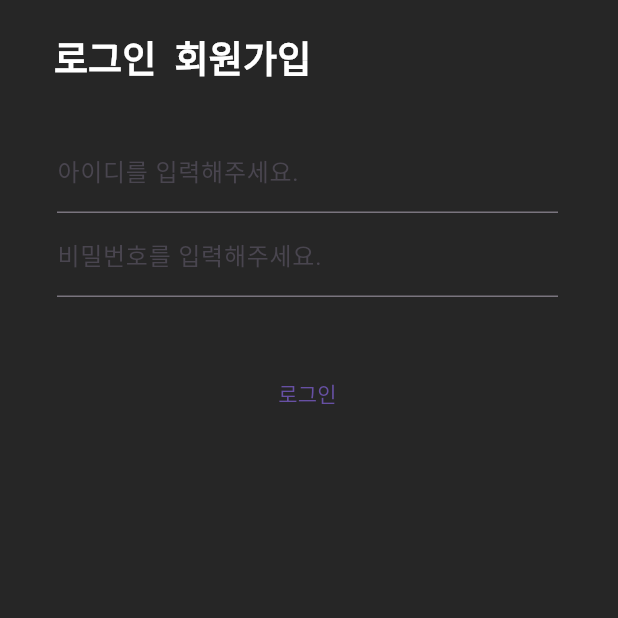
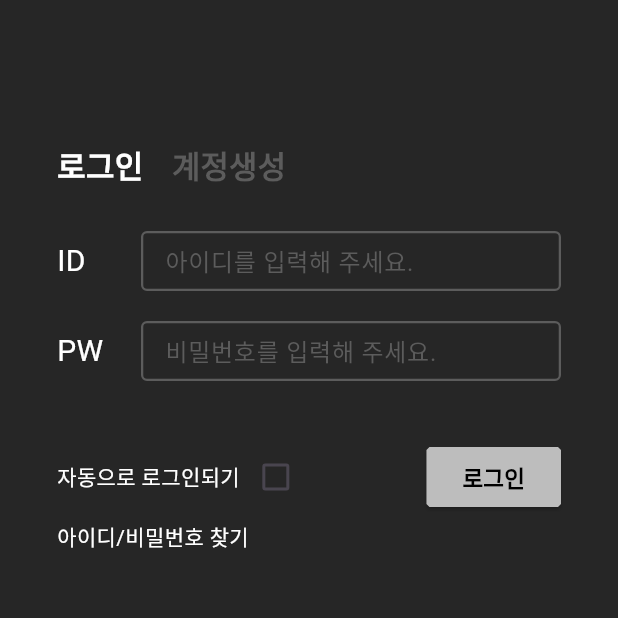
Before and after one commit to wa-plan/domino-front-end, a Flutter app: the screen it shows after launch, on a phone screen of 412 x 824 dp, the top half of it. Run offline on Flutter 3.47's test engine with Material 3 defaults, Android fonts, the phone set to English and light mode, and no system bars; our stand-ins replace dio, fluttertoast, shared_preferences, table_calendar.

Commit message:
login GUI 수정

```diff
--- a/lib/screens/LR/login.dart
+++ b/lib/screens/LR/login.dart
@@ -4,7 +4,7 @@ import 'dart:convert';
 import 'package:fluttertoast/fluttertoast.dart';
 import 'package:shared_preferences/shared_preferences.dart';
 import 'package:domino/screens/LR/member_register_page.dart';
-import 'package:domino/main.dart'; // MyApp 클래스의 경로를 맞게 수정하세요
+import 'package:domino/main.dart';
 
 class LoginScreen extends StatefulWidget {
   const LoginScreen({super.key});
@@ -101,19 +101,24 @@ class _LoginScreenState extends State<LoginScreen> {
       appBar: AppBar(
         automaticallyImplyLeading: false,
         backgroundColor: const Color(0xff262626),
-        title: Padding(
-          padding: const EdgeInsets.fromLTRB(20.0, 20.0, 20.0, 0.0),
-          child: Row(
+      ),
+      body: Padding(
+        padding: const EdgeInsets.fromLTRB(38.0, 30.0, 38.0, 0.0),
+        child: Column(
+          children: [
+            Row(
               children: [
                 Text(
                   '로그인',
                   style: TextStyle(
                     color: Colors.white,
-                  fontSize: MediaQuery.of(context).size.width * 0.06,
+                    fontSize: MediaQuery.of(context).size.width * 0.05,
                     fontWeight: FontWeight.w600,
                   ),
                 ),
-              TextButton(
+                Container(
+                    padding: const EdgeInsets.fromLTRB(7, 0, 0, 0),
+                    child: TextButton(
                       onPressed: () {
                         Navigator.push(
                           context,
@@ -123,39 +128,142 @@ class _LoginScreenState extends State<LoginScreen> {
                         );
                       },
                       child: Text(
-                  '회원가입',
+                        '계정생성',
                         style: TextStyle(
-                    color: Colors.white,
-                    fontSize: MediaQuery.of(context).size.width * 0.06,
+                          color: const Color(0xff5C5C5C),
+                          fontSize: MediaQuery.of(context).size.width * 0.05,
                           fontWeight: FontWeight.w600,
                         ),
                       ),
-              ),
+                    )),
               ],
             ),
+            const SizedBox(height: 20.0),
+            Row(mainAxisAlignment: MainAxisAlignment.spaceBetween, children: [
+              const Text(
+                'ID',
+                style: TextStyle(
+                  color: Colors.white,
+                  fontSize: 20,
                 ),
               ),
-      body: Padding(
-        padding: const EdgeInsets.fromLTRB(38.0, 30.0, 40.0, 0.0),
-        child: Column(
+              SizedBox(
+                  height: 40,
+                  width: 280,
+                  child: TextField(
+                    controller: controller,
+                    decoration: InputDecoration(
+                        labelText: '아이디를 입력해 주세요.',
+                        labelStyle: const TextStyle(color: Color(0xff5C5C5C)),
+                        enabledBorder: OutlineInputBorder(
+                            borderRadius: BorderRadius.circular(4),
+                            borderSide: const BorderSide(
+                              color: Color(0xff5C5C5C),
+                              width: 1.5,
+                            ))),
+                  ))
+            ]),
+            const SizedBox(height: 20.0),
+            Row(mainAxisAlignment: MainAxisAlignment.spaceBetween, children: [
+              const Text(
+                'PW',
+                style: TextStyle(
+                  color: Colors.white,
+                  fontSize: 20,
+                ),
+              ),
+              SizedBox(
+                  height: 40,
+                  width: 280,
+                  child: TextField(
+                    controller: controller2,
+                    decoration: InputDecoration(
+                        labelText: '비밀번호를 입력해 주세요.',
+                        labelStyle: const TextStyle(color: Color(0xff5C5C5C)),
+                        enabledBorder: OutlineInputBorder(
+                            borderRadius: BorderRadius.circular(4),
+                            borderSide: const BorderSide(
+                              color: Color(0xff5C5C5C),
+                              width: 1.5,
+                            ))),
+                    obscureText: true,
+                  ))
+            ]),
+            const SizedBox(height: 40.0),
+            Row(
+                mainAxisAlignment: MainAxisAlignment.spaceBetween,
+                crossAxisAlignment: CrossAxisAlignment.start,
                 children: [
-            TextField(
-              controller: controller,
-              decoration: const InputDecoration(labelText: '아이디를 입력해주세요.'),
+                  const Column(
+                      crossAxisAlignment: CrossAxisAlignment.start,
+                      children: [
+                        Row(children: [
+
+                          Text(
+                            '자동으로 로그인되기',
+                            style: TextStyle(
+                              color: Colors.white,
+                              fontSize: 14,
                             ),
-            TextField(
-              controller: controller2,
-              decoration: const InputDecoration(labelText: '비밀번호를 입력해주세요.'),
-              obscureText: true,
                           ),
-            const SizedBox(height: 40.0),
-            TextButton(
+                          MyCheckBox(),
+                        ]),
+
+                        SizedBox(height: 5.0),
+                        Text(
+                          '아이디/비밀번호 찾기',
+                          style: TextStyle(
+                            color: Colors.white,
+                            fontSize: 14,
+                          ),
+                        )
+                      ]),
+                  ElevatedButton(
                     onPressed: _login,
-              child: const Text('로그인'),
+                    style: ElevatedButton.styleFrom(
+                        backgroundColor: const Color(0xffBDBDBD),
+                        shape: BeveledRectangleBorder(
+                            borderRadius: BorderRadius.circular(2))),
+                    child: const Text(
+                      '로그인',
+                      style: TextStyle(
+                        color: Colors.black,
+                        fontWeight: FontWeight.bold,
+                        fontSize: 15,
                       ),
+                    ),
+                  )
+                ]),
           ],
         ),
       ),
     );
   }
 }
+
+class MyCheckBox extends StatefulWidget {
+  const MyCheckBox({super.key});
+
+  @override
+  _MyCheckBoxState createState() => _MyCheckBoxState();
+}
+
+class _MyCheckBoxState extends State<MyCheckBox> {
+  bool _isCheck = false;
+
+  List<String> checkList = [];
+
+  @override
+  Widget build(BuildContext context) {
+    return Checkbox(
+      value: _isCheck,
+      activeColor: const Color(0xffFCFF62),
+      checkColor: Colors.black,
+      onChanged: (value) {
+        setState(() {
+          _isCheck = value!;
+        });
+      },
+    );
+  }
+}
--- a/lib/screens/ST/change_password.dart
+++ b/lib/screens/ST/change_password.dart
@@ -276,12 +276,12 @@ class _ChangePasswordState extends State<ChangePassword> {
                       }
                     },
                     style: ButtonStyle(
-                      shape: WidgetStateProperty.all<RoundedRectangleBorder>(
+                      shape: MaterialStateProperty.all<RoundedRectangleBorder>(
                         const RoundedRectangleBorder(
                           borderRadius: BorderRadius.all(Radius.circular(8)),
                         ),
                       ),
-                      backgroundColor: WidgetStateProperty.all(Colors.black),
+                      backgroundColor: MaterialStateProperty.all(Colors.black),
                     ),
                     child: const Text('비밀번호 변경하기',
                         style: TextStyle(
--- a/lib/widgets/TD/edit_repeat_settings.dart
+++ b/lib/widgets/TD/edit_repeat_settings.dart
@@ -37,7 +37,7 @@ class EditRepeatSettingsState extends State<EditRepeatSettings> {
         Row(
           children: <Widget>[
             Checkbox(
-              side: WidgetStateBorderSide.resolveWith((states) =>
+              side: MaterialStateBorderSide.resolveWith((states) =>
                   const BorderSide(
                       width: 1.5, color: Colors.white)), //체크박스 테두리의 두께와 색깔 지정
               activeColor: const Color(0xff262626),
@@ -58,7 +58,7 @@ class EditRepeatSettingsState extends State<EditRepeatSettings> {
               style: TextStyle(color: Colors.white),
             ),
             Checkbox(
-              side: WidgetStateBorderSide.resolveWith((states) =>
+              side: MaterialStateBorderSide.resolveWith((states) =>
                   const BorderSide(
                       width: 1.5, color: Colors.white)), //체크박스 테두리의 두께와 색깔 지정
               activeColor: const Color(0xff262626),
@@ -79,7 +79,7 @@ class EditRepeatSettingsState extends State<EditRepeatSettings> {
               style: TextStyle(color: Colors.white),
             ),
             Checkbox(
-              side: WidgetStateBorderSide.resolveWith((states) =>
+              side: MaterialStateBorderSide.resolveWith((states) =>
                   const BorderSide(
                       width: 1.5, color: Colors.white)), //체크박스 테두리의 두께와 색깔 지정
               activeColor: const Color(0xff262626),
@@ -100,7 +100,7 @@ class EditRepeatSettingsState extends State<EditRepeatSettings> {
               style: TextStyle(color: Colors.white),
             ),
             Checkbox(
-              side: WidgetStateBorderSide.resolveWith((states) =>
+              side: MaterialStateBorderSide.resolveWith((states) =>
                   const BorderSide(
                       width: 1.5, color: Colors.white)), //체크박스 테두리의 두께와 색깔 지정
               activeColor: const Color(0xff262626),
--- a/lib/widgets/TD/repeat_settings.dart
+++ b/lib/widgets/TD/repeat_settings.dart
@@ -24,7 +24,7 @@ class RepeatSettingsState extends State<RepeatSettings> {
         Row(
           children: <Widget>[
             Checkbox(
-              side: WidgetStateBorderSide.resolveWith((states) =>
+              side: MaterialStateBorderSide.resolveWith((states) =>
                   const BorderSide(
                       width: 1.5, color: Colors.white)), //체크박스 테두리의 두께와 색깔 지정
               activeColor: const Color(0xff262626),
@@ -45,7 +45,7 @@ class RepeatSettingsState extends State<RepeatSettings> {
               style: TextStyle(color: Colors.white),
             ),
             Checkbox(
-              side: WidgetStateBorderSide.resolveWith((states) =>
+              side: MaterialStateBorderSide.resolveWith((states) =>
                   const BorderSide(
                       width: 1.5, color: Colors.white)), //체크박스 테두리의 두께와 색깔 지정
               activeColor: const Color(0xff262626),
@@ -66,7 +66,7 @@ class RepeatSettingsState extends State<RepeatSettings> {
               style: TextStyle(color: Colors.white),
             ),
             Checkbox(
-              side: WidgetStateBorderSide.resolveWith((states) =>
+              side: MaterialStateBorderSide.resolveWith((states) =>
                   const BorderSide(
                       width: 1.5, color: Colors.white)), //체크박스 테두리의 두께와 색깔 지정
               activeColor: const Color(0xff262626),
@@ -87,7 +87,7 @@ class RepeatSettingsState extends State<RepeatSettings> {
               style: TextStyle(color: Colors.white),
             ),
             Checkbox(
-              side: WidgetStateBorderSide.resolveWith((states) =>
+              side: MaterialStateBorderSide.resolveWith((states) =>
                   const BorderSide(
                       width: 1.5, color: Colors.white)), //체크박스 테두리의 두께와 색깔 지정
               activeColor: const Color(0xff262626),
--- a/lib/widgets/popup.dart
+++ b/lib/widgets/popup.dart
@@ -29,8 +29,8 @@ class PopupDialog extends StatelessWidget {
         TextButton(
           onPressed: onDelete ?? () => Navigator.of(context).pop(),
           style: ButtonStyle(
-            backgroundColor: WidgetStateProperty.all(Colors.red),
-            shape: WidgetStateProperty.all<RoundedRectangleBorder>(
+            backgroundColor: MaterialStateProperty.all(Colors.red),
+            shape: MaterialStateProperty.all<RoundedRectangleBorder>(
               const RoundedRectangleBorder(
                 borderRadius: BorderRadius.all(Radius.circular(4)),
               ),
@@ -48,8 +48,8 @@ class PopupDialog extends StatelessWidget {
         TextButton(
           onPressed: onSignOut ?? () => Navigator.of(context).pop(),
           style: ButtonStyle(
-            backgroundColor: WidgetStateProperty.all(Colors.red),
-            shape: WidgetStateProperty.all<RoundedRectangleBorder>(
+            backgroundColor: MaterialStateProperty.all(Colors.red),
+            shape: MaterialStateProperty.all<RoundedRectangleBorder>(
               const RoundedRectangleBorder(
                 borderRadius: BorderRadius.all(Radius.circular(4)),
               ),
@@ -104,7 +104,7 @@ class PopupDialog extends StatelessWidget {
                               onPressed:
                                   onCancel ?? () => Navigator.of(context).pop(),
                               style: ButtonStyle(
-                                shape: WidgetStateProperty.all<
+                                shape: MaterialStateProperty.all<
                                     RoundedRectangleBorder>(
                                   const RoundedRectangleBorder(
                                     borderRadius:
--- a/lib/widgets/profile_img_samplegallery.dart
+++ b/lib/widgets/profile_img_samplegallery.dart
@@ -1,20 +1,18 @@
-import 'package:flutter/material.dart';
-import 'package:provider/provider.dart';
-
-import 'package:domino/screens/MG/mygoal_profile_edit.dart';
-
+/*import 'package:flutter/material.dart';
 
 void main() => runApp(const MyApp());
 
 class ProfileSampleGallery extends StatelessWidget {
-  const MyApp({Key? key}) : super(key: key);
+  const ProfileSampleGallery({super.key});
+
+  const MyApp({super.key});
 
   @override
   Widget build(BuildContext context) {
     return Scaffold(
         appBar: PreferredSize(
+        preferredSize: const Size.fromHeight(0),
         child: AppBar(),
-        preferredSize: Size.fromHeight(0),
             ),
             backgroundColor: Colors.black,
             body: const Home()
@@ -28,16 +26,16 @@ class Home extends StatelessWidget {
   Widget build(BuildContext context) {
     final sizeX = MediaQuery.of(context).size.width;
     final sizeY = MediaQuery.of(context).size.height;
-    return Container(
+    return SizedBox(
       width: sizeX,
       height: sizeY,
       child: GridView.count(
         scrollDirection: Axis.vertical,
         crossAxisCount: 3,
-        children: createGallery(9),
         mainAxisSpacing: 10.0,
         crossAxisSpacing: 10.0,
         padding: const EdgeInsets.all(5.0),
+        children: createGallery(9),
       )
     );
   }
@@ -72,3 +70,4 @@ class Home extends StatelessWidget {
   }
 
 }
+}*/
```
Also changed, not shown: pubspec.yaml (+6 -10 lines), pubspec.lock. Lines whose indentation alone changed are shown as unchanged.
